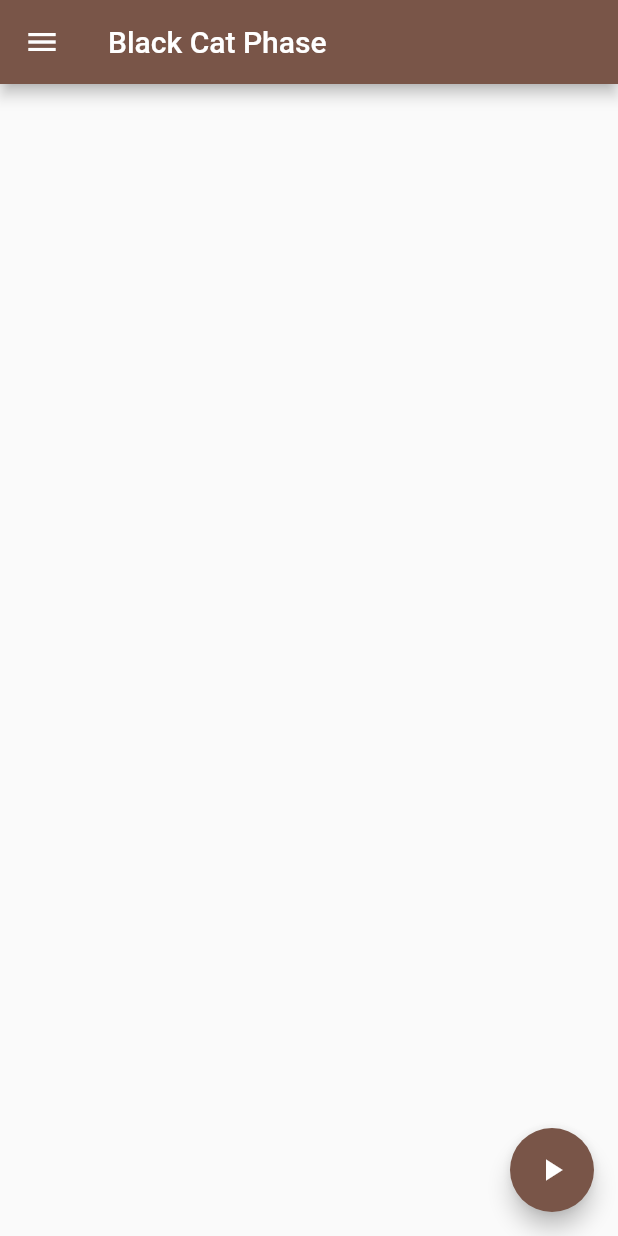
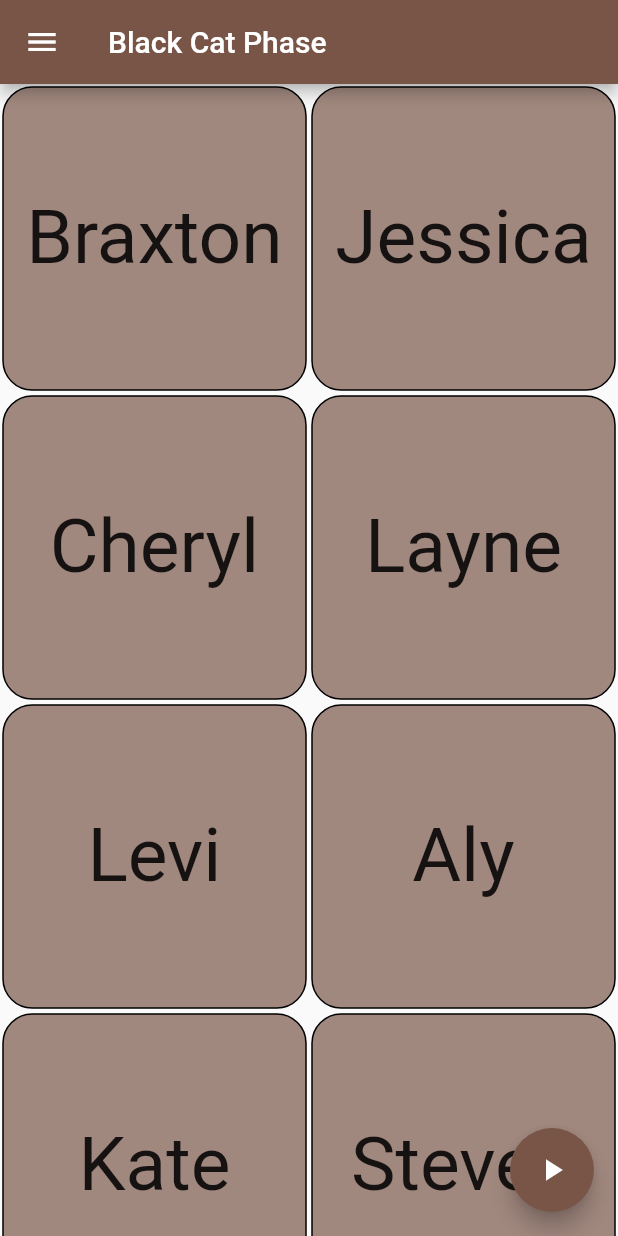
Before and after one commit to brax10ward/witch_hunt_flutter, a Flutter app: the BlackCatPhaseScreen screen opened by its route, on a phone screen of 412 x 824 dp. Run offline on Flutter 3.47's test engine with Material 2 defaults, Android fonts, the phone set to English and light mode, and no system bars; drawn by our look-alikes of auto_size_text; missing offline and left inert: text_to_speech.

Commit message:
black cat works

```diff
--- /dev/null
+++ b/lib/models/phases.dart
@@ -0,0 +1,5 @@
+enum Phase {
+  blackCat,
+  kill,
+  save,
+}
--- a/lib/models/player.dart
+++ b/lib/models/player.dart
@@ -1,7 +1,11 @@
 class Player {
   final String name;
+  bool hasBlackCat;
+  bool isKilled;
 
   Player({
     required this.name,
+    this.hasBlackCat = false,
+    this.isKilled = false,
   });
 }
--- a/lib/moderator_scripts.dart
+++ b/lib/moderator_scripts.dart
@@ -1,10 +1,29 @@
+import 'package:text_to_speech/text_to_speech.dart';
+
 const String dawn = 'dawn';
 
-const Map<String, Duration?> dawnScript = {
-  'All players close your eyes.': Duration(seconds: 3),
-  'Witches, please open your eyes and tap on any player to give the Black Cat. You may tap on yourself.':
-      Duration(seconds: 20),
-  '10 seconds left': Duration(seconds: 10),
-  'Witches, please close your eyes.': Duration(seconds: 3),
-  'Everyone, please open your eyes.': null,
-};
+const startBlackCat = [
+  'All players close your eyes.',
+  'Witches, please open your eyes and tap on any player to give the Black Cat. You may tap on yourself.'
+];
+
+Future<void> speakStartBlackCat(TextToSpeech tts) async {
+  tts.speak(startBlackCat[0]);
+
+  await Future.delayed(const Duration(seconds: 3));
+
+  tts.speak(startBlackCat[1]);
+}
+
+const endScript = [
+  'Witches, please close your eyes.',
+  'Everyone, please open your eyes.'
+];
+
+Future<void> speakEndScript(TextToSpeech tts) async {
+  tts.speak(endScript[0]);
+
+  await Future.delayed(const Duration(seconds: 3));
+
+  tts.speak(endScript[1]);
+}
--- /dev/null
+++ b/lib/players_grid.dart
@@ -0,0 +1,65 @@
+import 'package:auto_size_text/auto_size_text.dart';
+import 'package:flutter/material.dart';
+import 'package:provider/provider.dart';
+import 'package:witch_hunt_flutter/models/phases.dart';
+import 'package:witch_hunt_flutter/models/player.dart';
+import 'package:witch_hunt_flutter/providers/players_provider.dart';
+
+class PlayersGrid extends StatelessWidget {
+  const PlayersGrid({
+    Key? key,
+    required this.phase,
+  }) : super(key: key);
+
+  final Phase phase;
+
+  @override
+  Widget build(BuildContext context) {
+    final List<Player> players = context.watch<PlayersProvider>().players;
+
+    return GridView.builder(
+      gridDelegate: const SliverGridDelegateWithFixedCrossAxisCount(
+        crossAxisCount: 2,
+      ),
+      itemCount: players.length,
+      itemBuilder: (BuildContext context, int index) {
+        final Player player = players[index];
+        return Padding(
+          padding: const EdgeInsets.all(1.5),
+          child: InkWell(
+            onTap: () {
+              switch (phase) {
+                case Phase.blackCat:
+                  context.read<PlayersProvider>().toggleBlackCat(player);
+                  break;
+                case Phase.kill:
+                  // TODO: Handle this case.
+                  break;
+                case Phase.save:
+                  // TODO: Handle this case.
+                  break;
+              }
+            },
+            child: Container(
+              decoration: BoxDecoration(
+                border: Border.all(),
+                borderRadius: BorderRadius.circular(20),
+                color: player.hasBlackCat
+                    ? Colors.red.shade300
+                    : Colors.brown.shade300,
+              ),
+              padding: const EdgeInsets.all(8),
+              child: Center(
+                child: AutoSizeText(
+                  player.name,
+                  maxLines: 1,
+                  style: const TextStyle(fontSize: 50),
+                ),
+              ),
+            ),
+          ),
+        );
+      },
+    );
+  }
+}
--- a/lib/providers/players_provider.dart
+++ b/lib/providers/players_provider.dart
@@ -2,7 +2,16 @@ import 'package:flutter/material.dart';
 import 'package:witch_hunt_flutter/models/player.dart';
 
 class PlayersProvider extends ChangeNotifier {
-  List<Player> players = [];
+  List<Player> players = [
+    Player(name: 'Braxton'),
+    Player(name: 'Jessica'),
+    Player(name: 'Cheryl'),
+    Player(name: 'Layne'),
+    Player(name: 'Levi'),
+    Player(name: 'Aly'),
+    Player(name: 'Kate'),
+    Player(name: 'Steven'),
+  ];
 
   void addPlayer(String playerName) {
     players.add(Player(name: playerName));
@@ -13,4 +22,36 @@ class PlayersProvider extends ChangeNotifier {
     players.removeWhere((element) => element.name == player.name);
     notifyListeners();
   }
+
+  void toggleBlackCat(Player player) {
+    if (players.any((p) => p.hasBlackCat && p.name != player.name)) {
+      resetBlackCat();
+    }
+
+    player.hasBlackCat = !player.hasBlackCat;
+
+    notifyListeners();
+  }
+
+  String blackCatPlayer() {
+    return players
+        .firstWhere(
+          (element) => element.hasBlackCat,
+          orElse: () => Player(name: 'No player has the black cat'),
+        )
+        .name;
+  }
+
+  void resetGame() {
+    for (var element in players) {
+      element.hasBlackCat = false;
+      element.isKilled = false;
+    }
+  }
+
+  void resetBlackCat() {
+    for (var element in players) {
+      element.hasBlackCat = false;
+    }
+  }
 }
--- a/lib/screens/black_cat_phase_screen.dart
+++ b/lib/screens/black_cat_phase_screen.dart
@@ -1,7 +1,13 @@
+import 'package:flutter/cupertino.dart';
 import 'package:flutter/material.dart';
+import 'package:provider/provider.dart';
 import 'package:text_to_speech/text_to_speech.dart';
 import 'package:witch_hunt_flutter/drawer.dart';
+import 'package:witch_hunt_flutter/models/phases.dart';
 import 'package:witch_hunt_flutter/moderator_scripts.dart';
+import 'package:witch_hunt_flutter/players_grid.dart';
+import 'package:witch_hunt_flutter/providers/players_provider.dart';
+import 'package:witch_hunt_flutter/reveal_black_cat.dart';
 
 class BlackCatPhaseScreen extends StatefulWidget {
   const BlackCatPhaseScreen({Key? key}) : super(key: key);
@@ -14,30 +20,67 @@ class BlackCatPhaseScreen extends StatefulWidget {
 
 class _BlackCatPhaseScreenState extends State<BlackCatPhaseScreen> {
   TextToSpeech tts = TextToSpeech();
+  late PlayersProvider playersProvider;
+  bool phaseStarted = false;
+  bool phaseFinished = false;
 
-  void dawnPhase() async {
-    for (var script in dawnScript.keys) {
-      final Duration? duration = dawnScript[script];
-      await tts.speak(script);
+  @override
+  void initState() {
+    super.initState();
+    playersProvider = context.read<PlayersProvider>();
+  }
 
-      if (duration != null) {
-        await Future.delayed(duration);
-      }
-    }
+  void startPhase() async {
+    await speakStartBlackCat(tts);
+
+    setState(() {
+      phaseStarted = true;
+    });
+  }
+
+  void endPhase() async {
+    await speakEndScript(tts);
+
+    setState(() {
+      phaseFinished = true;
+    });
+  }
+
+  void resetPhase() {
+    setState(() {
+      phaseFinished = false;
+      phaseStarted = false;
+    });
+
+    playersProvider.resetBlackCat();
   }
 
   @override
   Widget build(BuildContext context) {
     return Scaffold(
       appBar: AppBar(
-        title: Text('Black Cat Phase'),
+        title: const Text('Black Cat Phase'),
       ),
       drawer: const MainDrawer(),
-
+      body: phaseFinished
+          ? const RevealDecision()
+          : const PlayersGrid(phase: Phase.blackCat),
       floatingActionButton: FloatingActionButton(
-        onPressed: dawnPhase,
-        tooltip: 'Start night phase',
-        child: const Icon(Icons.play_arrow),
+        onPressed: phaseFinished
+            ? resetPhase
+            : phaseStarted
+                ? endPhase
+                : startPhase,
+        tooltip: phaseFinished
+            ? 'Reset phase'
+            : phaseStarted
+                ? 'Confirm choice'
+                : 'Start night phase',
+        child: Icon(phaseFinished
+            ? CupertinoIcons.refresh_thick
+            : phaseStarted
+                ? Icons.check
+                : Icons.play_arrow),
       ), // Thi
     );
   }
--- a/pubspec.yaml
+++ b/pubspec.yaml
@@ -36,6 +36,7 @@ dependencies:
   cupertino_icons: ^1.0.2
   text_to_speech: ^0.2.3
   provider: ^6.0.1
+  auto_size_text: ^3.0.0
 
 dev_dependencies:
   flutter_test:
```
Also changed, not shown: lib/reveal_black_cat.dart (added, +36 -0 lines), pubspec.lock.
